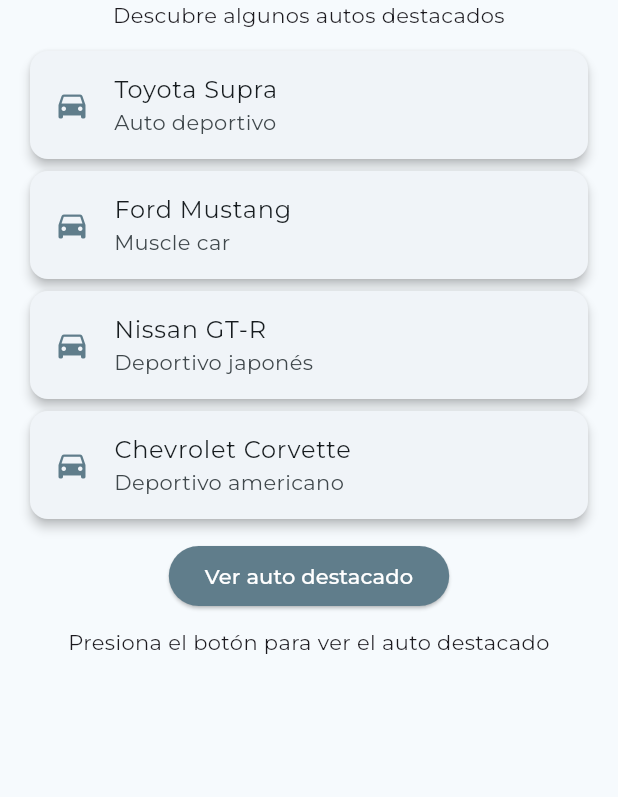
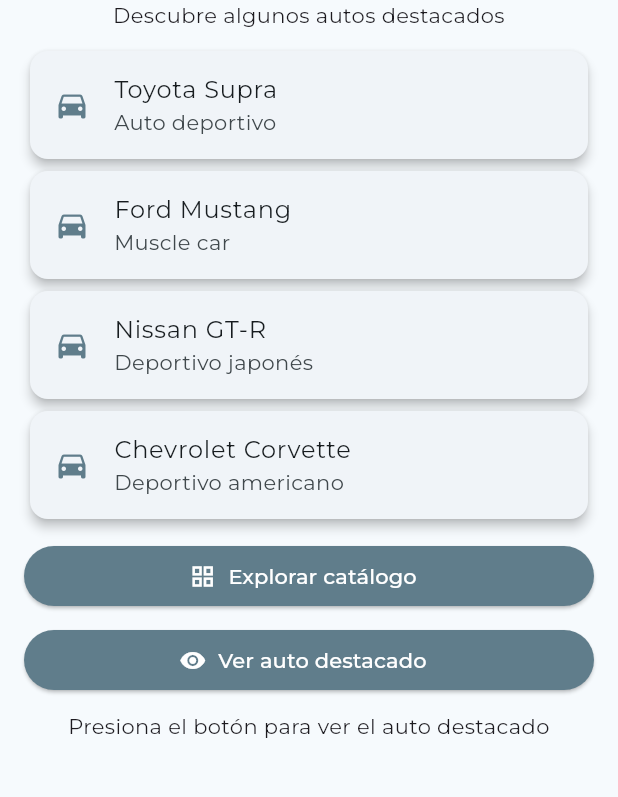
Before and after one commit to fmoran54/auto_explorer2.0, a Flutter app: the screen it shows after launch, on a phone screen of 412 x 824 dp, the part 249-1046 px from its top. Run offline on Flutter 3.47's test engine with Material 3 defaults, Android fonts, the phone set to English and light mode, and no system bars; our stand-ins replace google_fonts.

Commit message:
Implementación del catálogo y navegación

```diff
--- a/lib/screens/inicio_screen.dart
+++ b/lib/screens/inicio_screen.dart
@@ -1,5 +1,7 @@
 import 'package:flutter/material.dart';
 import 'package:google_fonts/google_fonts.dart';
+
+import 'vehiculos_screen.dart';
 
 class InicioScreen extends StatefulWidget {
   const InicioScreen({super.key});
@@ -13,8 +15,17 @@
 
   void mostrarAutoDestacado() {
     setState(() {
-      mostrarInformacion = true;
+      mostrarInformacion = !mostrarInformacion;
     });
+  }
+
+  void abrirCatalogo() {
+    Navigator.push(
+      context,
+      MaterialPageRoute(
+        builder: (context) => const VehiculosScreen(),
+      ),
+    );
   }
 
   @override
@@ -25,7 +36,7 @@
       ),
       body: Padding(
         padding: const EdgeInsets.all(16),
-        child: Column(
+        child: ListView(
           children: [
             const Icon(
               Icons.directions_car,
@@ -91,9 +102,30 @@
               ),
             ),
             const SizedBox(height: 10),
-            ElevatedButton(
-              onPressed: mostrarAutoDestacado,
-              child: const Text('Ver auto destacado'),
+            SizedBox(
+              width: double.infinity,
+              child: ElevatedButton.icon(
+                onPressed: abrirCatalogo,
+                icon: const Icon(Icons.grid_view),
+                label: const Text('Explorar catálogo'),
+              ),
+            ),
+            const SizedBox(height: 8),
+            SizedBox(
+              width: double.infinity,
+              child: ElevatedButton.icon(
+                onPressed: mostrarAutoDestacado,
+                icon: Icon(
+                  mostrarInformacion
+                      ? Icons.visibility_off
+                      : Icons.visibility,
+                ),
+                label: Text(
+                  mostrarInformacion
+                      ? 'Ocultar auto destacado'
+                      : 'Ver auto destacado',
+                ),
+              ),
             ),
             const SizedBox(height: 10),
             if (!mostrarInformacion)
```
Also changed, not shown: lib/screens/vehiculos_screen.dart (added, +46 -0 lines), lib/widgets/vehiculo_card.dart (+75 -0 lines), 1 other file.
